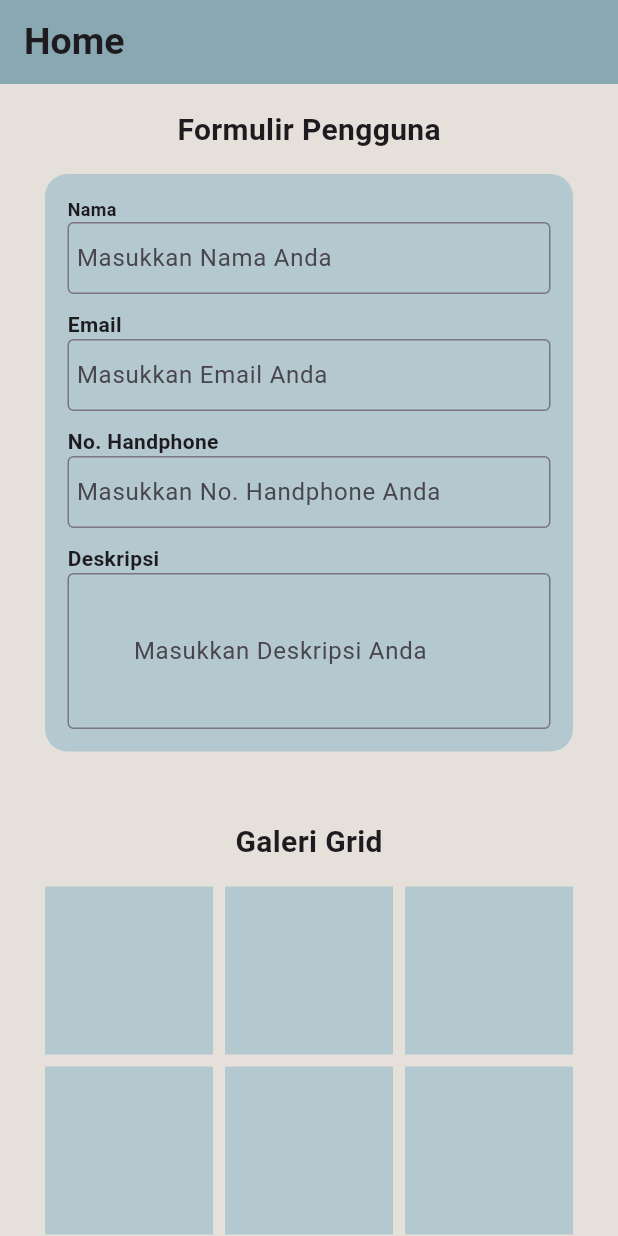
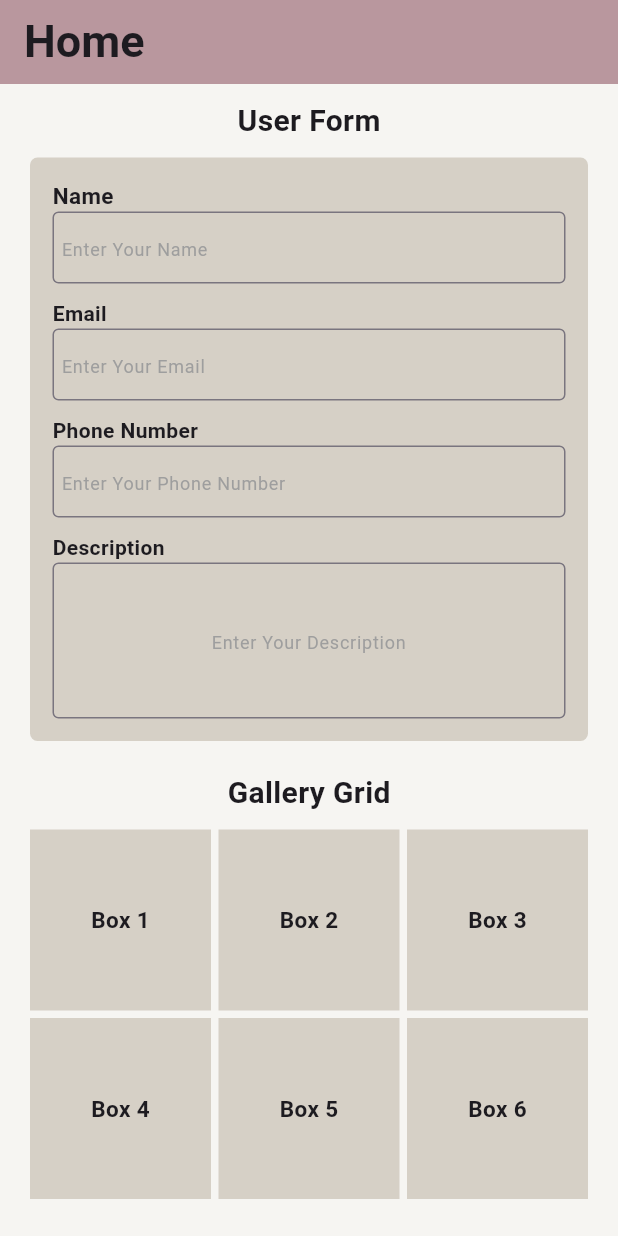
Before and after one commit to zahraakthh12/ppkd_zahra, a Flutter app: the screen it shows after launch, on a phone screen of 412 x 824 dp. Run offline on Flutter 3.47's test engine with Material 3 defaults, Android fonts, the phone set to English and light mode, and no system bars.

Commit message:
Tugas 3 Flutter

```diff
--- a/lib/tugas3.dart
+++ b/lib/tugas3.dart
@@ -6,29 +6,32 @@ class Tugas3 extends StatelessWidget {
   @override
   Widget build(BuildContext context) {
     return Scaffold(
-      appBar: AppBar(title: Text("Home", style: TextStyle(fontSize: 25, fontWeight: FontWeight.bold)),
-      backgroundColor: Color(0xFF89A8B2)),
-      backgroundColor: Color(0xFFE5E1DA),
+      appBar: AppBar(title: Text("Home", style: TextStyle(fontSize: 30, fontWeight: FontWeight.bold)),
+      backgroundColor: Color.fromARGB(255, 185, 151, 158)),
+      backgroundColor: Color(0xFFF6F5F2),
       body: SingleChildScrollView(
         child: Column(
           children: [
             // Soal 1
-            Text("Formulir Pengguna", style: TextStyle(height:3, fontWeight: FontWeight.bold, fontSize: 20)),
-            Padding(padding: const EdgeInsets.only(left: 30.0, right: 30.0, bottom: 30.0),
+            SizedBox(height: 10),
+            Text("User Form", style: TextStyle(fontWeight: FontWeight.bold, fontSize: 20)),
+            SizedBox(height: 10),
+            Padding(padding: const EdgeInsets.only(left: 20.0, right: 20.0, bottom: 10.0),
             child: Container(
               padding: EdgeInsets.all(15.0),
-              decoration: BoxDecoration(color: Color(0xFFB3C8CF), borderRadius: BorderRadius.circular(15)),
+              decoration: BoxDecoration(color: Color.fromARGB(255, 214, 208, 198), borderRadius: BorderRadius.circular(5)),
               child: Column(
                 crossAxisAlignment: CrossAxisAlignment.start,
                 children: [
 
                   //Input Nama
-                  Text("Nama", style: TextStyle(fontWeight: FontWeight.bold, fontSize: 12)),
+                  Text("Name", style: TextStyle(fontWeight: FontWeight.bold, fontSize: 15)),
                   TextField(
                     decoration: InputDecoration(
                       contentPadding: EdgeInsets.all(2.0),
                       border: OutlineInputBorder(),
-                      hintText: "Masukkan Nama Anda",
+                      hintText: "Enter Your Name",
+                      hintStyle: TextStyle(fontSize: 12, color: Colors.grey),
                     ),
                   ),
 
@@ -39,51 +42,62 @@ class Tugas3 extends StatelessWidget {
                     decoration: InputDecoration(
                       contentPadding: EdgeInsets.all(2.0),
                       border: OutlineInputBorder(),
-                      hintText: "Masukkan Email Anda",
+                      hintText: "Enter Your Email",
+                      hintStyle: TextStyle(fontSize: 12, color: Colors.grey),
                     ),
                   ),
 
                   // Input No. HP
                   SizedBox(height: 10),
-                  Text("No. Handphone", style: TextStyle(fontWeight: FontWeight.bold)),
+                  Text("Phone Number", style: TextStyle(fontWeight: FontWeight.bold)),
                   TextField(
                     decoration: InputDecoration(
                       contentPadding: EdgeInsets.all(2.0),
                       border: OutlineInputBorder(),
-                      hintText: "Masukkan No. Handphone Anda"
+                      hintText: "Enter Your Phone Number",
+                      hintStyle: TextStyle(fontSize: 12, color: Colors.grey),
                     ),
                   ),
 
                   // Input Deskripsi
                   SizedBox(height: 10),
-                  Text("Deskripsi", style: TextStyle(fontWeight: FontWeight.bold)),
+                  Text("Description", style: TextStyle(fontWeight: FontWeight.bold)),
                   TextField(
+                    textAlign: TextAlign.center,
                     decoration: InputDecoration(
                       contentPadding: EdgeInsets.all(40.0),
                       border: OutlineInputBorder(),
-                      hintText: "Masukkan Deskripsi Anda",
+                      hintText: "Enter Your Description",
+                      hintStyle: TextStyle(fontSize: 12, color: Colors.grey),
                     )
                   )
                 ],),
             )),
 
             // Soal 2
-            Text("Galeri Grid", style: TextStyle(height: 3, fontWeight: FontWeight.bold, fontSize: 20)),
+            SizedBox(height: 10),
+            Text("Gallery Grid", style: TextStyle(fontWeight: FontWeight.bold, fontSize: 20)),
 
-            GridView.builder(
-              padding: EdgeInsets.only(left: 30.0, right: 30.0, bottom: 30.0),
+            // Menampilkan grid
+            SizedBox(height: 10),
+            GridView.count(
+              crossAxisCount: 3,
+              mainAxisSpacing: 5,
+              crossAxisSpacing: 5,
+              physics: NeverScrollableScrollPhysics(),
               shrinkWrap: true,
-              gridDelegate: SliverGridDelegateWithFixedCrossAxisCount(
-                crossAxisCount: 3,
-                crossAxisSpacing: 8,
-                mainAxisSpacing: 8),
-              itemCount: 6,
-              itemBuilder: (BuildContext context, int index){
-                return Container(
-                  decoration: BoxDecoration(color: Color(0xFFB3C8CF)),);
-              },
-              ),
+              padding: EdgeInsets.only(left: 20.0, right: 20.0, bottom: 20.0),
+              children:
+              List.generate(6, (index){
+                return Container(alignment: Alignment.center,
+                color: Color.fromARGB(255, 214, 208, 198),
 
+                // Menambahkan teks di dalam kotak
+                child: Stack(
+                  children: [Text("Box ${index + 1}",
+                  style: TextStyle(fontSize: 15, fontWeight: FontWeight.bold),),],
+                ),);
+              }),)
           ],),
       )
     );
```
